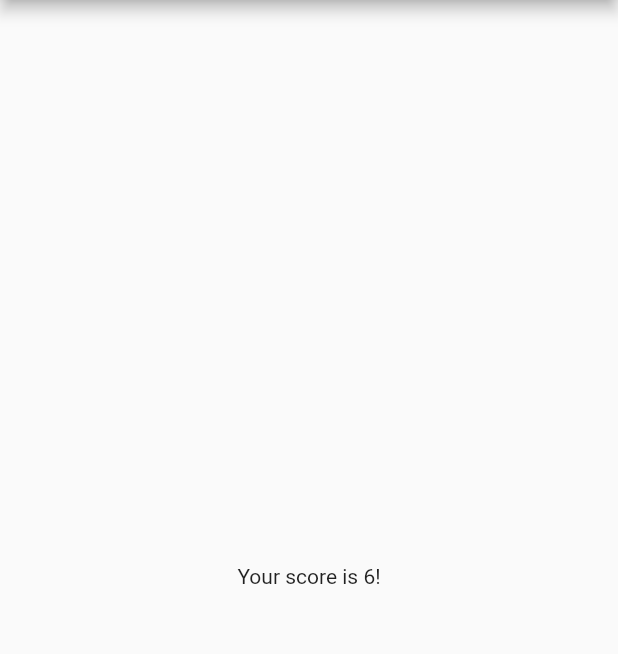
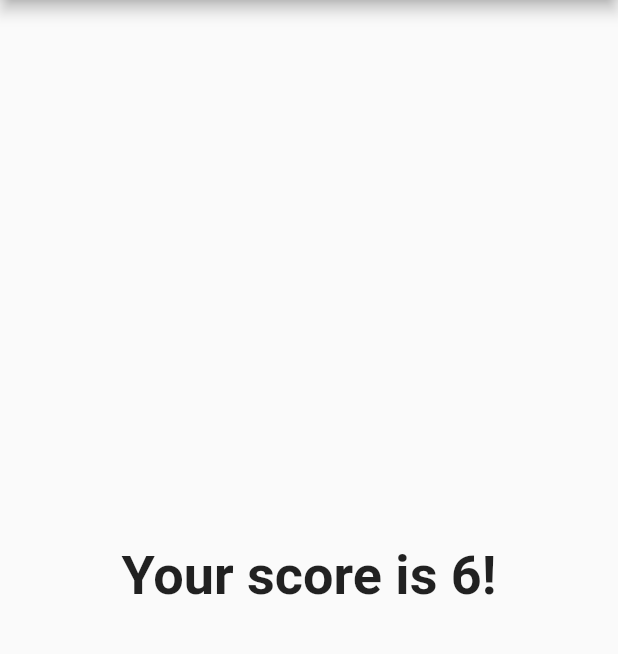
Before and after one commit to Cutter72/flutter-01, a Flutter app: the screen it shows after launch, after a tap on "red", after a tap on "dolphin", after a tap on "carrot", on a phone screen of 412 x 824 dp, the part 84-738 px from its top. Run offline on Flutter 3.47's test engine with Material 2 defaults, Android fonts, the phone set to English and light mode, and no system bars.

Commit message:
Day 3 Result text style added

```diff
--- a/lib/result.dart
+++ b/lib/result.dart
@@ -8,7 +8,14 @@ class Result extends StatelessWidget {
   @override
   Widget build(BuildContext context) {
     return Center(
-      child: Text("Your score is $_totalScore!"),
+      child: Text(
+        "Your score is $_totalScore!",
+        style: TextStyle(
+          fontSize: 36,
+          fontWeight: FontWeight.bold,
+        ),
+        textAlign: TextAlign.center,
+      ),
     );
   }
 }
```
